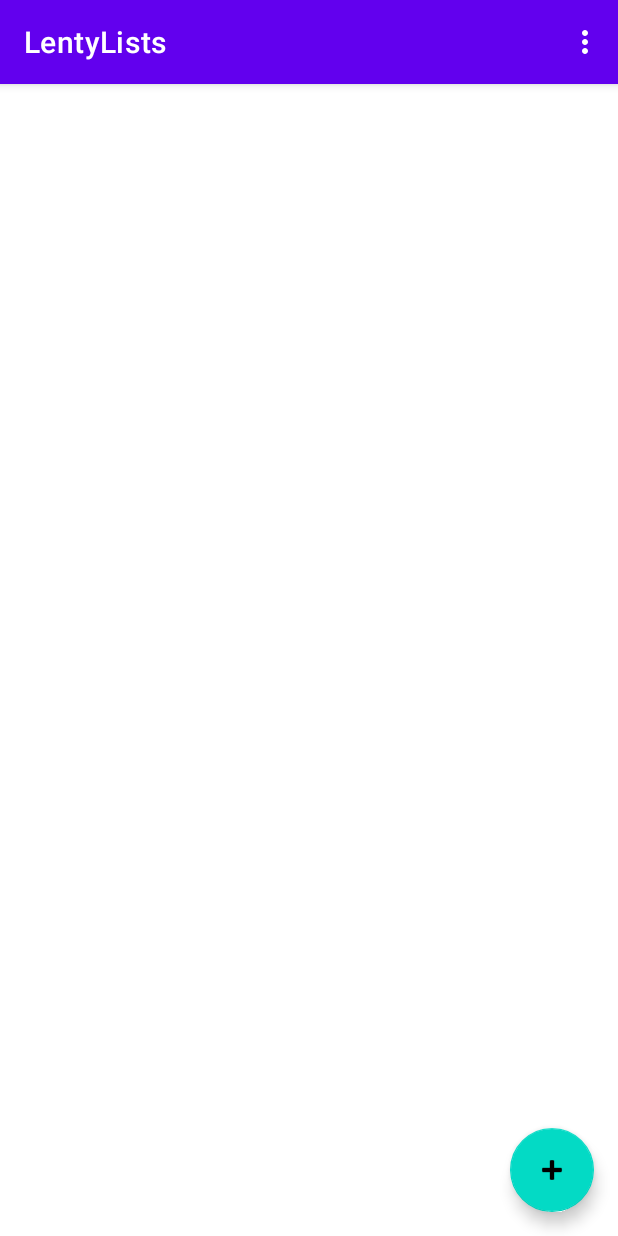
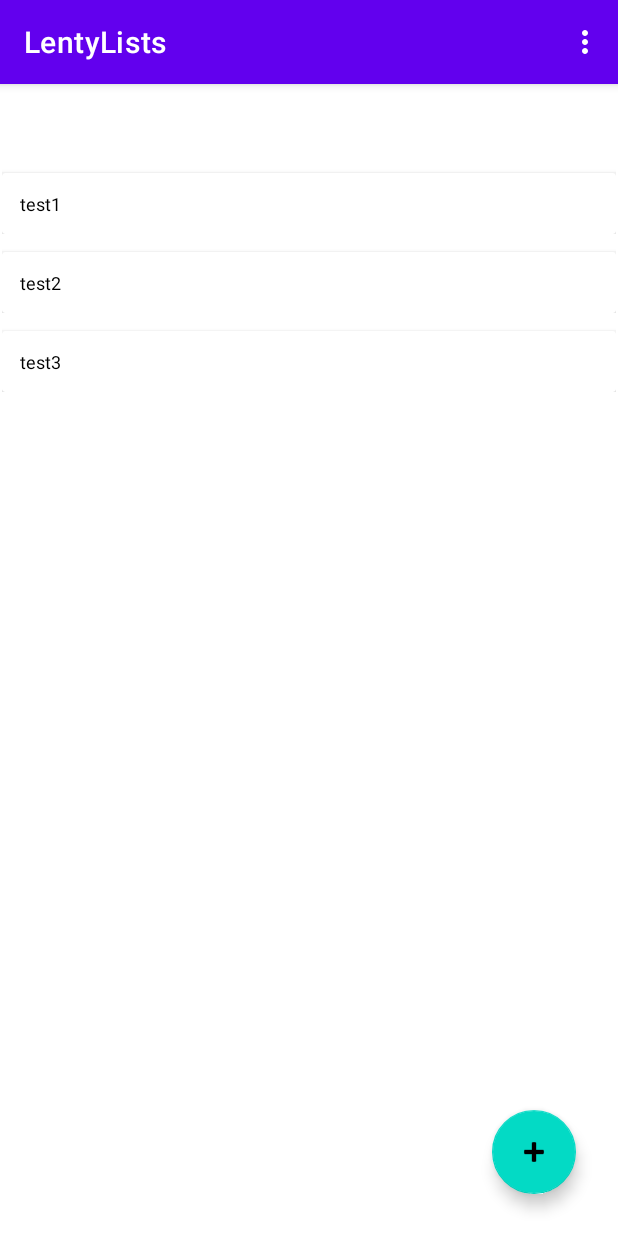
Before and after one commit to LentySprangers/LentyLists, an Android app: the screen it shows after launch (ContentMain), on a phone screen of 412 x 824 dp. Run offline under Robolectric (Android 15) with nearby library versions, the phone set to English and light mode, and no system bars.

Commit message:
Replaced ListView with RecyclerView.

```diff
--- a/app/src/main/java/com/example/lentylists/AddItemPage.java
+++ b/app/src/main/java/com/example/lentylists/AddItemPage.java
@@ -153,6 +153,7 @@ public class AddItemPage extends AppCompatActivity {
         if (insertData) {
             Snackbar.make(view, itemName + " was added to list", Snackbar.LENGTH_LONG)
                     .setAction("Action", null).show();
+
         } else {
             Snackbar.make(view, "Something went wrong", Snackbar.LENGTH_LONG)
                     .setAction("Action", null).show();
--- a/app/src/main/java/com/example/lentylists/ContentMain.java
+++ b/app/src/main/java/com/example/lentylists/ContentMain.java
@@ -1,18 +1,16 @@
 package com.example.lentylists;
 
 import android.content.Intent;
-import android.database.Cursor;
 import android.os.Bundle;
 import android.util.Log;
 import android.view.Menu;
 import android.view.MenuItem;
 import android.view.View;
-import android.widget.ArrayAdapter;
-import android.widget.ListAdapter;
-import android.widget.ListView;
 
 import androidx.appcompat.app.AppCompatActivity;
 import androidx.appcompat.widget.Toolbar;
+import androidx.recyclerview.widget.LinearLayoutManager;
+import androidx.recyclerview.widget.RecyclerView;
 
 import com.google.android.material.floatingactionbutton.FloatingActionButton;
 
@@ -22,10 +20,22 @@ public class ContentMain extends AppCompatActivity {
 
     private final String TAG = getClass().getSimpleName();
 
+    private RecyclerView mRecyclerView;
+    private FloatingActionButton mFab;
+    Toolbar toolbar;
 
-    ArrayList<String> listItems = new ArrayList<String>();
-    private ListView mListView;
     ItemTable itemTable;
+    ArrayList<String> listItems = new ArrayList<String>() {
+        {
+            add("test1");
+
+            add("test2");
+
+            add("test3");
+        }
+
+    };
+    InventoryListAdapter adapter;
 
     @Override
     protected void onCreate(Bundle savedInstanceState) {
@@ -33,42 +43,25 @@ public class ContentMain extends AppCompatActivity {
 
         super.onCreate(savedInstanceState);
         setContentView(R.layout.content_main);
-        Toolbar toolbar = findViewById(R.id.toolbar);
+
+        toolbar = findViewById(R.id.toolbar);
+        mRecyclerView = (RecyclerView) findViewById(R.id.list_items);
+
         setSupportActionBar(toolbar);
         itemTable = new ItemTable(this);
-
-        FloatingActionButton fab = findViewById(R.id.fab);
-        fab.setOnClickListener(new View.OnClickListener() {
+        mFab = findViewById(R.id.fab);
+        mFab.setOnClickListener(new View.OnClickListener() {
             @Override
             public void onClick(View view) {
                 openAddItemPage();
             }
         });
+
+        adapter = new InventoryListAdapter(this, listItems);
+        mRecyclerView.setAdapter(adapter);
+        mRecyclerView.setLayoutManager(new LinearLayoutManager(this));
     }
 
-    @Override
-    protected void onResume() {
-        super.onResume();
-        populateListView();
-    }
-
-    private void populateListView() {
-        Log.d(TAG, "PopulateListView: Displaying data in ListView");
-
-        Cursor data = itemTable.getData();
-        listItems.clear();
-        while (data.moveToNext()) {
-            listItems.add(data.getString(1));
-
-
-        }
-
-        ListAdapter adapter = new ArrayAdapter<>(this,
-                android.R.layout.simple_list_item_1,
-                listItems);
-        setListAdapter(adapter);
-
-    }
 
     public void openAddItemPage() {
         Log.d(TAG, "openAddItemPage was called");
@@ -77,20 +70,6 @@ public class ContentMain extends AppCompatActivity {
         startActivity(intent);
     }
 
-    private void setListAdapter(ListAdapter adapter) {
-        Log.d(TAG, "SetListAdapter was called");
-
-        getListView().setAdapter(adapter);
-    }
-
-    protected ListView getListView() {
-        Log.d(TAG, "getListView was called");
-
-        if (mListView == null) {
-            mListView = (ListView) findViewById(R.id.list_item);
-        }
-        return mListView;
-    }
 
     @Override
     public boolean onCreateOptionsMenu(Menu menu) {
@@ -105,12 +84,10 @@ public class ContentMain extends AppCompatActivity {
     public boolean onOptionsItemSelected(MenuItem item) {
         Log.d(TAG, "OnOptionsItemSelected was called");
 
-        // Handle action bar item clicks here. The action bar will
-        // automatically handle clicks on the Home/Up button, so long
-        // as you specify a parent activity in AndroidManifest.xml.
+
         int id = item.getItemId();
 
-        //noinspection SimplifiableIfStatement
+
         if (id == R.id.action_settings) {
             return true;
         }
--- /dev/null
+++ b/app/src/main/java/com/example/lentylists/InventoryListAdapter.java
@@ -0,0 +1,87 @@
+package com.example.lentylists;
+
+import android.content.Context;
+import android.os.Build;
+import android.util.Log;
+import android.view.LayoutInflater;
+import android.view.View;
+import android.view.ViewGroup;
+import android.widget.TextView;
+
+import androidx.annotation.NonNull;
+import androidx.annotation.RequiresApi;
+import androidx.recyclerview.widget.RecyclerView;
+
+import java.util.ArrayList;
+
+public class InventoryListAdapter extends RecyclerView.Adapter<InventoryListAdapter.MyViewHolder> {
+    private final String TAG = getClass().getSimpleName();
+
+    private Context context;
+    private ArrayList<String> listItems = new ArrayList<String>();
+
+
+    public InventoryListAdapter(Context context, ArrayList listItems) {
+        Log.d(TAG, "Constructor was called");
+
+        this.context = context;
+        if (listItems != null) {
+            this.listItems = listItems;
+
+        }
+    }
+
+    public class MyViewHolder extends RecyclerView.ViewHolder {
+
+
+        public RecyclerView listItemName;
+        public TextView itemName;
+
+
+        MyViewHolder(@NonNull View itemView) {
+
+            super(itemView);
+            listItemName = itemView.findViewById(R.id.list_items);
+            itemName = itemView.findViewById(R.id.item_name);
+
+
+        }
+
+    }
+
+    @NonNull
+    @Override
+    public MyViewHolder onCreateViewHolder(@NonNull ViewGroup parent, int viewType) {
+        LayoutInflater inflater = LayoutInflater.from(context);
+        View view = inflater.inflate(R.layout.simple_list_item, parent, false);
+        return new MyViewHolder(view);
+
+    }
+
+
+    @RequiresApi(api = Build.VERSION_CODES.M)
+    @Override
+    public void onBindViewHolder(@NonNull final MyViewHolder holder, int position) {
+        position = holder.getAdapterPosition();
+        String listItem = listItems.get(position);
+        holder.itemName.setText(listItem);
+
+        // TODO implement onClickListener for recyclerview
+        //Recyclerview onClickListener
+//        holder.mainLayout.setOnClickListener(new View.OnClickListener() {
+//            @Override
+//            public void onClick(View view) {
+//
+//            }
+//        });
+
+
+    }
+
+    @Override
+    public int getItemCount() {
+        return listItems.size();
+    }
+
+
+}
--- /dev/null
+++ b/app/src/main/res/anim/translate_anim.xml
@@ -0,0 +1,4 @@
+<?xml version="1.0" encoding="utf-8"?>
+<set>
+
+</set>
--- a/app/src/main/res/layout/content_main.xml
+++ b/app/src/main/res/layout/content_main.xml
@@ -1,34 +1,38 @@
 <?xml version="1.0" encoding="utf-8"?>
-
-
-<FrameLayout xmlns:android="http://schemas.android.com/apk/res/android"
+<androidx.constraintlayout.widget.ConstraintLayout xmlns:android="http://schemas.android.com/apk/res/android"
     xmlns:app="http://schemas.android.com/apk/res-auto"
     xmlns:tools="http://schemas.android.com/tools"
     android:layout_width="match_parent"
     android:layout_height="match_parent"
-    android:orientation="vertical"
     tools:context=".ContentMain">
 
-    <include android:id="@+id/toolbar" layout="@layout/toolbar"/>
-
-
-    <ListView
-        android:id="@+id/list_item"
-        android:layout_width="match_parent"
-        android:layout_height="wrap_content"
-        app:layout_constraintBottom_toBottomOf="parent"
-        tools:layout_editor_absoluteX="45dp">
-    </ListView>
+    <include
+        android:id="@+id/toolbar"
+        layout="@layout/toolbar" />
 
     <com.google.android.material.floatingactionbutton.FloatingActionButton
         android:id="@+id/fab"
         android:layout_width="wrap_content"
         android:layout_height="wrap_content"
-            android:layout_gravity="bottom|end"
-            android:layout_margin="@dimen/fab_margin"
-            android:contentDescription="@string/fab_add_item"
-            android:scaleType="center"
+        android:layout_marginEnd="28dp"
+        android:layout_marginRight="28dp"
+        android:layout_marginBottom="28dp"
+        android:clickable="true"
+        android:focusable="true"
+        app:layout_constraintBottom_toBottomOf="parent"
+        app:layout_constraintEnd_toEndOf="parent"
         app:srcCompat="@android:drawable/ic_input_add" />
 
+    <androidx.recyclerview.widget.RecyclerView
+        android:id="@+id/list_items"
+        android:paddingTop="?attr/actionBarSize"
+        android:layout_width="409dp"
+        android:layout_height="729dp"
+        app:layout_constraintBottom_toBottomOf="parent"
+        app:layout_constraintEnd_toEndOf="parent"
+        app:layout_constraintStart_toStartOf="parent"
+        app:layout_constraintTop_toTopOf="parent">
 
-</FrameLayout>
+
+    </androidx.recyclerview.widget.RecyclerView>
+</androidx.constraintlayout.widget.ConstraintLayout>
--- /dev/null
+++ b/app/src/main/res/layout/simple_list_item.xml
@@ -0,0 +1,34 @@
+<?xml version="1.0" encoding="utf-8"?>
+<LinearLayout xmlns:android="http://schemas.android.com/apk/res/android"
+    xmlns:app="http://schemas.android.com/apk/res-auto"
+    android:orientation="vertical"
+    android:layout_width="match_parent"
+    android:layout_height="wrap_content"
+    android:id="@+id/mainLayout">
+
+    <androidx.cardview.widget.CardView
+        android:id="@+id/cardView"
+        android:layout_width="match_parent"
+        android:layout_height="wrap_content"
+        android:layout_marginTop="12dp">
+
+        <androidx.constraintlayout.widget.ConstraintLayout
+            android:layout_width="match_parent"
+            android:layout_height="wrap_content"
+            android:padding="12dp">
+
+            <TextView
+                android:id="@+id/item_name"
+                android:layout_width="wrap_content"
+                android:layout_height="wrap_content"
+                android:text="item name"
+                android:textSize="12sp"
+                android:textColor="#000"
+                app:layout_constraintBottom_toBottomOf="parent"
+                app:layout_constraintStart_toStartOf="parent"
+                app:layout_constraintTop_toTopOf="parent" />
+
+
+        </androidx.constraintlayout.widget.ConstraintLayout>
+    </androidx.cardview.widget.CardView>
+</LinearLayout>
--- a/app/src/main/res/layout/toolbar.xml
+++ b/app/src/main/res/layout/toolbar.xml
@@ -1,4 +1,5 @@
 <?xml version="1.0" encoding="utf-8"?>
+
 <androidx.appcompat.widget.Toolbar xmlns:android="http://schemas.android.com/apk/res/android"
     android:layout_width="match_parent"
     android:layout_height="wrap_content"
```
Also changed, not shown: app/src/main/java/com/example/lentylists/ItemTable.java (line endings or trailing spaces). Lines whose indentation alone changed are shown as unchanged.
